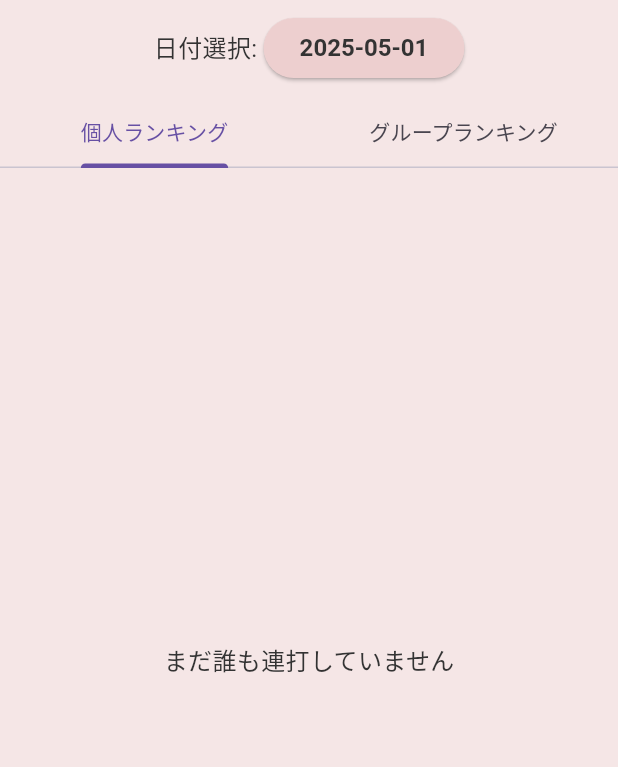
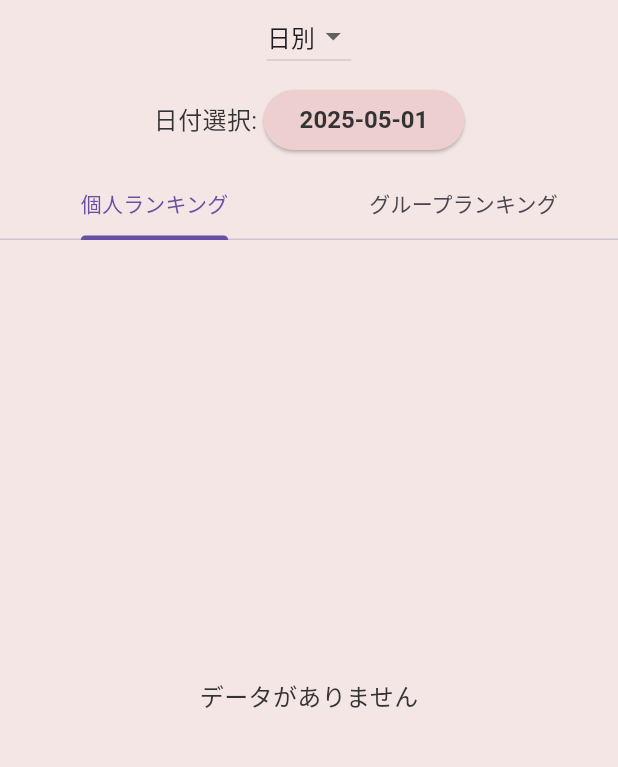
Before and after one commit to 18QUAD/18quad, a Flutter app: the RankingScreen screen opened by its route, on a phone screen of 412 x 824 dp, the part 84-851 px from its top. Run offline on Flutter 3.47's test engine with Material 3 defaults, Android fonts, the phone set to English and light mode, and no system bars; drawn by our look-alikes of badges; our stand-ins replace cloud_firestore, firebase_auth, firebase_core, firebase_storage, image_picker; accounts and stored records are empty; network calls fail.

Commit message:
20250501-2

```diff
--- a/lib/screens/ranking_screen.dart
+++ b/lib/screens/ranking_screen.dart
@@ -18,6 +18,9 @@ class _RankingScreenState extends State<RankingScreen> with SingleTickerProvider
   late TabController _tabController;
   String? _myGroupId;
   String _selectedDate = DateFormat('yyyy-MM-dd').format(DateTime.now());
+  String _selectedMonth = DateFormat('yyyy-MM').format(DateTime.now());
+  String _selectedYear = DateFormat('yyyy').format(DateTime.now());
+  String _rankingType = 'day'; // 'day', 'month', 'year', 'total'
 
   @override
   void initState() {
@@ -48,6 +51,7 @@ class _RankingScreenState extends State<RankingScreen> with SingleTickerProvider
       title: 'ランキング',
       child: Column(
         children: [
+          _buildModeSelector(),
           _buildDateSelector(),
           TabBar(
             controller: _tabController,
@@ -70,7 +74,25 @@ class _RankingScreenState extends State<RankingScreen> with SingleTickerProvider
     );
   }
 
+  Widget _buildModeSelector() {
+    return DropdownButton<String>(
+      value: _rankingType,
+      onChanged: (value) {
+        if (value != null) {
+          setState(() => _rankingType = value);
+        }
+      },
+      items: const [
+        DropdownMenuItem(value: 'day', child: Text('日別')),
+        DropdownMenuItem(value: 'month', child: Text('月別')),
+        DropdownMenuItem(value: 'year', child: Text('年別')),
+        DropdownMenuItem(value: 'total', child: Text('総数')),
+      ],
+    );
+  }
+
   Widget _buildDateSelector() {
+    if (_rankingType == 'day') {
       return Padding(
         padding: const EdgeInsets.all(8),
         child: Row(
@@ -96,25 +118,66 @@ class _RankingScreenState extends State<RankingScreen> with SingleTickerProvider
           ],
         ),
       );
+    } else if (_rankingType == 'month') {
+      return Padding(
+        padding: const EdgeInsets.all(8),
+        child: Row(
+          mainAxisAlignment: MainAxisAlignment.center,
+          children: [
+            const Text('月選択: '),
+            DropdownButton<String>(
+              value: _selectedMonth,
+              onChanged: (value) => setState(() => _selectedMonth = value!),
+              items: List.generate(12, (i) {
+                final month = i + 1;
+                final date = DateTime(DateTime.now().year, month);
+                return DropdownMenuItem(
+                  value: DateFormat('yyyy-MM').format(date),
+                  child: Text(DateFormat('yyyy年MM月').format(date)),
+                );
+              }),
+            ),
+          ],
+        ),
+      );
+    } else if (_rankingType == 'year') {
+      return Padding(
+        padding: const EdgeInsets.all(8),
+        child: Row(
+          mainAxisAlignment: MainAxisAlignment.center,
+          children: [
+            const Text('年選択: '),
+            DropdownButton<String>(
+              value: _selectedYear,
+              onChanged: (value) => setState(() => _selectedYear = value!),
+              items: List.generate(5, (i) {
+                final year = DateTime.now().year - i;
+                return DropdownMenuItem(
+                  value: year.toString(),
+                  child: Text('$year年'),
+                );
+              }),
+            ),
+          ],
+        ),
+      );
+    } else {
+      return const SizedBox.shrink();
+    }
   }
 
   Widget _buildIndividualRanking() {
-    return StreamBuilder(
-      stream: FirestoreService.getDailyRankingStream(_selectedDate),
+    return FutureBuilder(
+      future: FirestoreService.getRankingList(_rankingType, _selectedDate, _selectedMonth, _selectedYear),
       builder: (context, snapshot) {
-        if (snapshot.hasError) {
-          return const Center(child: Text('ランキングの取得に失敗しました'));
-        }
-
         if (snapshot.connectionState == ConnectionState.waiting) {
           return const Center(child: CircularProgressIndicator());
         }
-
-        final docs = snapshot.data?.docs ?? [];
-        if (docs.isEmpty) {
-          return const Center(child: Text('まだ誰も連打していません'));
+        if (!snapshot.hasData || snapshot.data!.isEmpty) {
+          return const Center(child: Text('データがありません'));
         }
 
+        final docs = snapshot.data!;
         final currentUid = FirebaseAuth.instance.currentUser?.uid;
 
         return ListView.builder(
@@ -173,8 +236,6 @@ class _RankingScreenState extends State<RankingScreen> with SingleTickerProvider
   }
 
   Widget _buildGroupRanking() {
-    return const Center(
-      child: Text('グループランキングは今後のアップデートで対応予定です'),
-    );
+    return const Center(child: Text('グループランキングは今後のアップデートで対応予定です'));
   }
 }
--- a/lib/services/firestore_service.dart
+++ b/lib/services/firestore_service.dart
@@ -1,5 +1,6 @@
 import 'dart:math';
 import 'dart:typed_data';
+
 import 'package:cloud_firestore/cloud_firestore.dart';
 import 'package:firebase_auth/firebase_auth.dart';
 import 'package:firebase_storage/firebase_storage.dart';
@@ -66,10 +67,7 @@ class FirestoreService {
   }
 
   static Stream<QuerySnapshot<Map<String, dynamic>>> getUsersStream() {
-    return _db
-        .collection('users')
-        .orderBy('createdAt', descending: false)
-        .snapshots();
+    return _db.collection('users').orderBy('createdAt', descending: false).snapshots();
   }
 
   // ----------------------------
@@ -203,11 +201,7 @@ class FirestoreService {
     required String inviteCode,
     required String message,
   }) async {
-    await _db
-        .collection('users')
-        .doc(requesterId)
-        .collection('group_requests')
-        .add({
+    await _db.collection('users').doc(requesterId).collection('group_requests').add({
       'requesterId': requesterId,
       'groupId': groupId,
       'inviteCode': inviteCode,
@@ -217,6 +211,52 @@ class FirestoreService {
     });
   }
 
+  // ----------------------------
+  // ランキング取得（静的）
+  // ----------------------------
+
+  static Future<List<Map<String, dynamic>>> getRankingList(
+    String type,
+    String day,
+    String month,
+    String year,
+  ) async {
+    late QuerySnapshot snapshot;
+
+    if (type == 'day') {
+      snapshot = await _db
+          .collection('daily_counts')
+          .where('day', isEqualTo: day)
+          .orderBy('count', descending: true)
+          .limit(100)
+          .get();
+    } else if (type == 'month') {
+      snapshot = await _db
+          .collection('monthly_counts_users')
+          .where('month', isEqualTo: month)
+          .orderBy('count', descending: true)
+          .limit(100)
+          .get();
+    } else if (type == 'year') {
+      snapshot = await _db
+          .collection('yearly_counts_users')
+          .where('year', isEqualTo: year)
+          .orderBy('count', descending: true)
+          .limit(100)
+          .get();
+    } else if (type == 'total') {
+      snapshot = await _db
+          .collection('total_counts_users')
+          .orderBy('count', descending: true)
+          .limit(100)
+          .get();
+    } else {
+      return [];
+    }
+
+    return snapshot.docs.map((doc) => doc.data() as Map<String, dynamic>).toList();
+  }
+
   static String _generateInviteCode() {
     const chars = 'ABCDEFGHIJKLMNOPQRSTUVWXYZ0123456789';
     final random = Random();
```
Also changed, not shown: 2 other files. Lines whose indentation alone changed are shown as unchanged.
